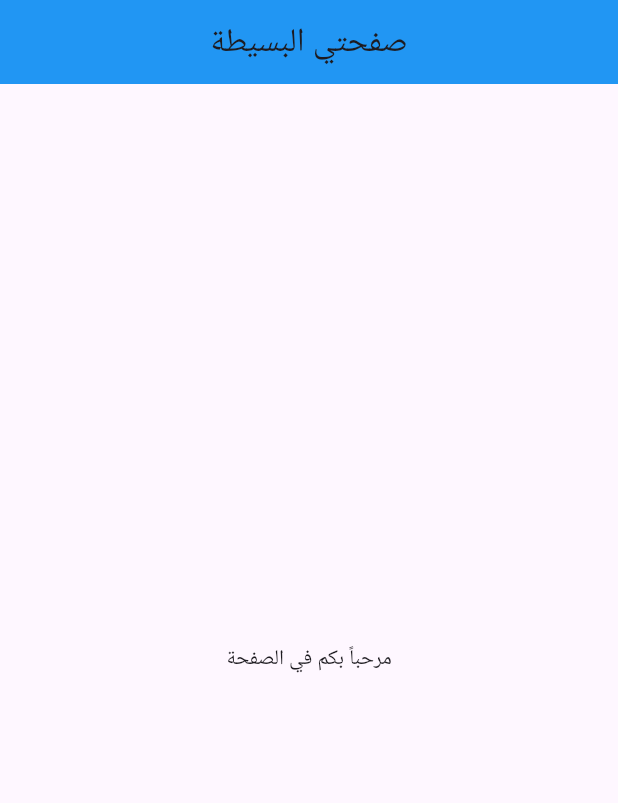
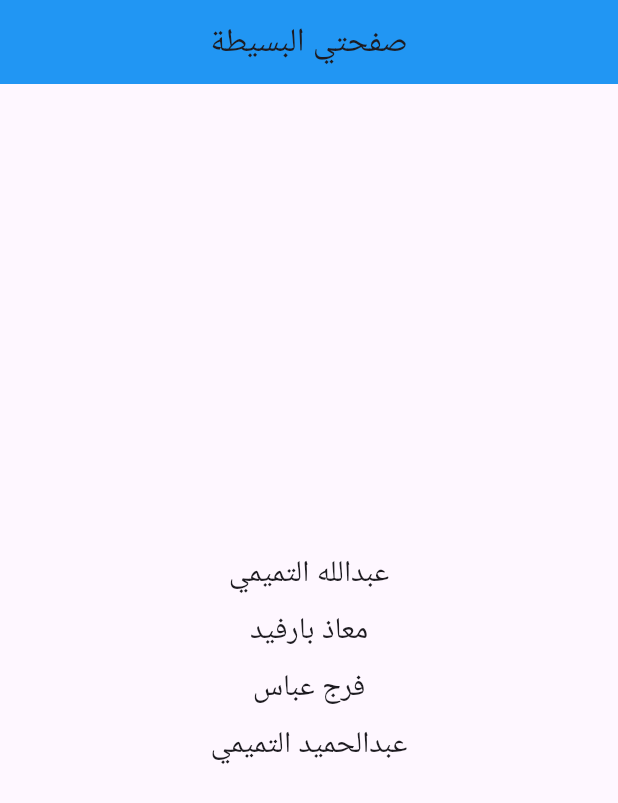
Before and after one commit to Flamingo4Technology/final_project1, a Flutter app: the screen it shows after launch, on a phone screen of 412 x 824 dp. Shown: the top 803 px of the screen. Run offline on Flutter 3.47's test engine with Material 3 defaults, Android fonts, the phone set to English and light mode, and no system bars.

Commit message:
Abdullah Altamimi

```diff
--- a/lib/main.dart
+++ b/lib/main.dart
@@ -14,8 +14,19 @@ class MyApp extends StatelessWidget {
           centerTitle: true,
           backgroundColor: Colors.blue,
         ),
-        body: const Center(
-          child: Text('مرحباً بكم في الصفحة'),
+         body: Center(
+          child: Column(
+            mainAxisAlignment: MainAxisAlignment.center,
+            children: const [
+              Text('عبدالله التميمي', style: TextStyle(fontSize: 20)),
+              SizedBox(height: 8), // مسافة بين الأسماء
+              Text('معاذ بارفيد', style: TextStyle(fontSize: 20)),
+              SizedBox(height: 8),
+              Text('فرج عباس', style: TextStyle(fontSize: 20)),
+              SizedBox(height: 8),
+              Text('عبدالحميد التميمي', style: TextStyle(fontSize: 20)),
+            ],
+          ),
         ),
       ),
     );
```
